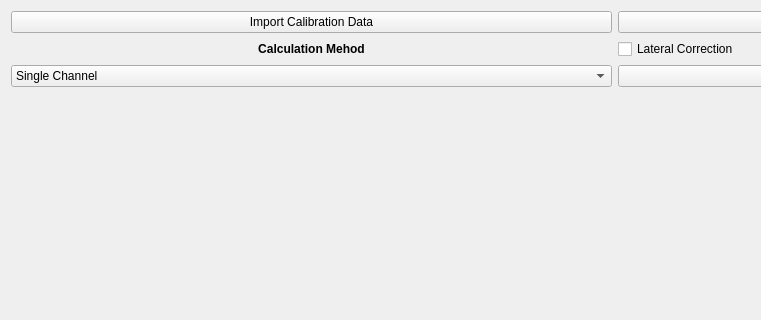
First picture: the form in pyplanscoring/qt_ui/dose_conversion.ui, repository victorgabr/pps, before the edit; both pictures show x 0 to 761 and y 0 to 320 of the 1230 by 651 pixel window.
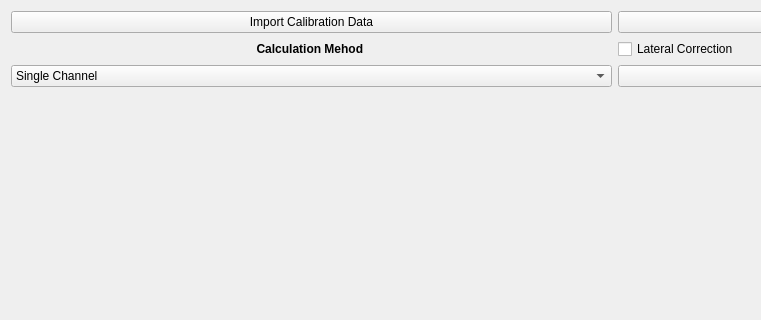
Second picture: the form after the edit. Icons and pictures are not drawn.

Patch:
```diff
--- a/pyplanscoring/qt_ui/dose_conversion.ui
+++ b/pyplanscoring/qt_ui/dose_conversion.ui
@@ -31,7 +31,8 @@
                     <property name="text">
                         <string>&lt;html&gt;&lt;head/&gt;&lt;body&gt;&lt;p align=&quot;center&quot;&gt;&lt;span style=&quot;
                             font-weight:600;&quot;&gt;Calculation
-                            Mehod&lt;/span&gt;&lt;/p&gt;&lt;/body&gt;&lt;/html&gt;</string>
+                            Mehod&lt;/span&gt;&lt;/p&gt;&lt;/body&gt;&lt;/html&gt;
+                        </string>
                     </property>
                 </widget>
             </item>
```
